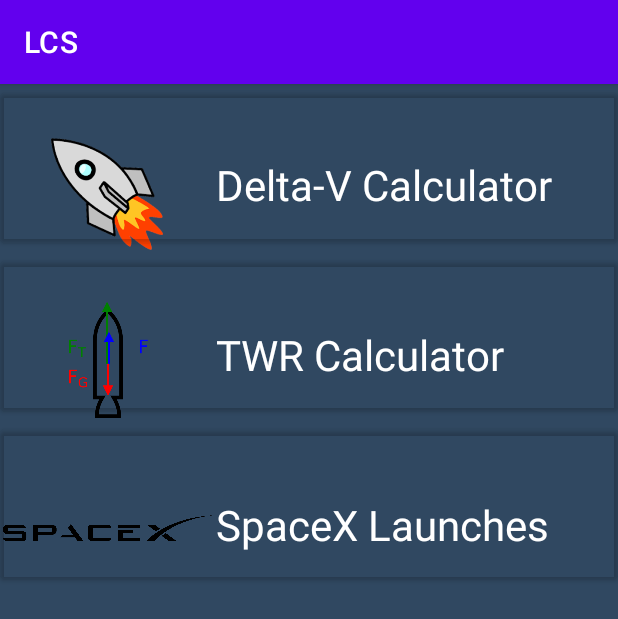
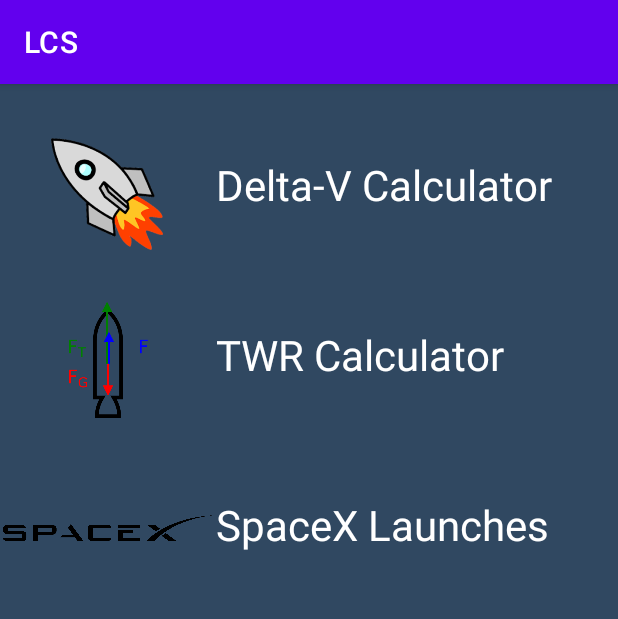
Before and after one commit to Icaro-G-Silva/SpaceDroid, an Android app: the MenuActivity screen opened directly, with no data from a screen before it, on a phone screen of 412 x 824 dp. Shown: the top 619 px of the screen. Run offline under Robolectric (Android 15) with nearby library versions, the phone set to English and light mode, and no system bars; pictures from the network do not load.

Commit message:
Menu Buttons Update

```diff
--- a/app/src/main/res/layout/activity_menu.xml
+++ b/app/src/main/res/layout/activity_menu.xml
@@ -25,12 +25,12 @@
     <Button
         android:id="@+id/buttonDeltaV"
         android:layout_width="0dp"
-        android:layout_height="0dp"
-        android:backgroundTint="@color/transparent"
-        app:layout_constraintBottom_toTopOf="@id/buttonTWR"
+        android:layout_height="100dp"
+        style="@android:style/Widget.Holo.Button.Borderless"
+        app:layout_constraintBottom_toBottomOf="@id/icon_deltav"
         app:layout_constraintEnd_toEndOf="parent"
         app:layout_constraintStart_toStartOf="parent"
-        app:layout_constraintTop_toTopOf="parent" />
+        app:layout_constraintTop_toTopOf="@id/icon_deltav" />
 
     <ImageView
         android:id="@+id/icon_deltav"
@@ -66,12 +66,12 @@
     <Button
         android:id="@+id/buttonTWR"
         android:layout_width="0dp"
-        android:layout_height="0dp"
-        android:backgroundTint="@color/transparent"
-        app:layout_constraintBottom_toTopOf="@id/buttonSpaceX"
+        android:layout_height="100dp"
+        style="@android:style/Widget.Holo.Button.Borderless"
+        app:layout_constraintBottom_toBottomOf="@id/icon_twr"
         app:layout_constraintEnd_toEndOf="parent"
         app:layout_constraintStart_toStartOf="parent"
-        app:layout_constraintTop_toBottomOf="@id/buttonDeltaV" />
+        app:layout_constraintTop_toTopOf="@id/icon_twr" />
 
     <ImageView
         android:id="@+id/icon_twr"
@@ -107,12 +107,12 @@
     <Button
         android:id="@+id/buttonSpaceX"
         android:layout_width="0dp"
-        android:layout_height="0dp"
-        android:backgroundTint="@color/transparent"
+        android:layout_height="100dp"
+        style="@android:style/Widget.Holo.Button.Borderless"
         app:layout_constraintBottom_toBottomOf="@id/icon_spacex"
         app:layout_constraintEnd_toEndOf="parent"
         app:layout_constraintStart_toStartOf="parent"
-        app:layout_constraintTop_toBottomOf="@id/buttonTWR" />
+        app:layout_constraintTop_toTopOf="@id/icon_spacex" />
 
     <ImageView
         android:id="@+id/icon_spacex"
--- a/app/src/main/res/values/strings.xml
+++ b/app/src/main/res/values/strings.xml
@@ -1,6 +1,7 @@
 <resources>
     <string name="app_name">LCS</string>
 
+    <string name="launch_year">Launch year</string>
     <string name="mission_name">Mission Name</string>
     <string name="rocket_name">Rocket Name</string>
     <string name="payload_type">Payload Type</string>
```
Also changed, not shown: app/src/main/res/layout/activity_space_x.xml (+14 -2 lines).
